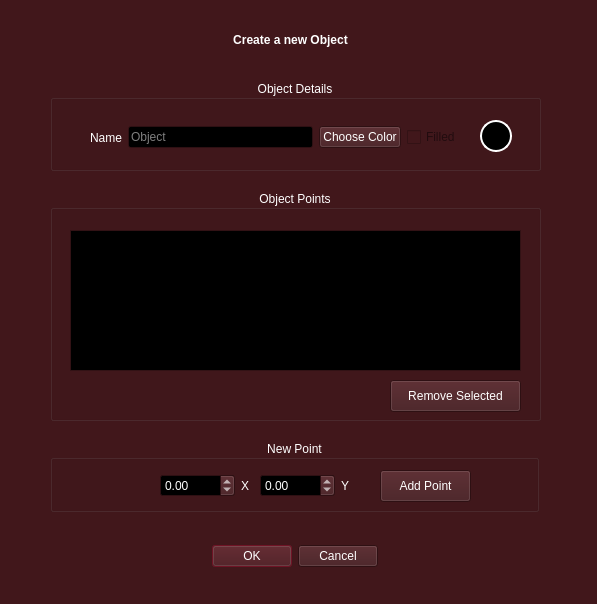
First picture: the form in SGI/view/screens/newObject.ui, repository JVSutter/Sistema-Grafico-Interativo, before the edit.
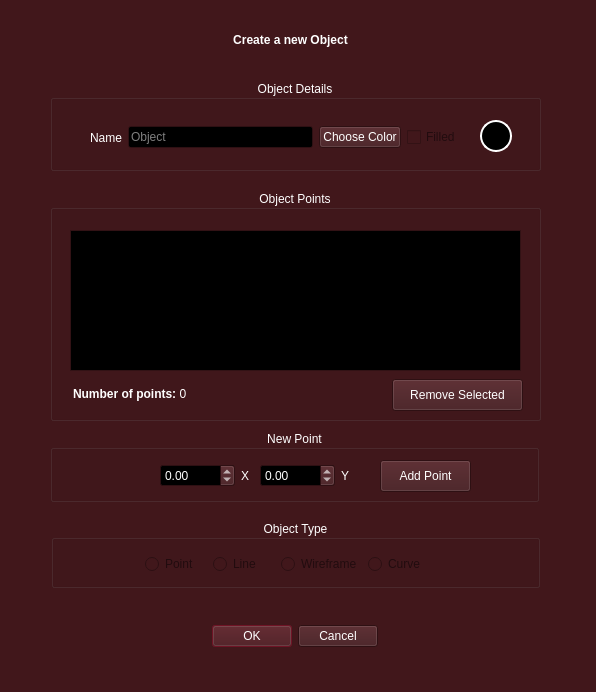
Second picture: the form after the edit.

Commit message: adicionada curva na interface de criação

The edit to the form file:
```diff
--- a/SGI/view/screens/newObject.ui
+++ b/SGI/view/screens/newObject.ui
@@ -6,8 +6,8 @@
    <rect>
     <x>0</x>
     <y>0</y>
-    <width>597</width>
-    <height>604</height>
+    <width>596</width>
+    <height>692</height>
    </rect>
   </property>
   <property name="palette">
@@ -573,8 +573,8 @@
    <widget class="QPushButton" name="removeButton">
     <property name="geometry">
      <rect>
-      <x>340</x>
-      <y>190</y>
+      <x>342</x>
+      <y>189</y>
       <width>131</width>
       <height>32</height>
      </rect>
@@ -593,6 +593,19 @@
      </rect>
     </property>
    </widget>
+   <widget class="QLabel" name="numPoints">
+    <property name="geometry">
+     <rect>
+      <x>23</x>
+      <y>196</y>
+      <width>186</width>
+      <height>16</height>
+     </rect>
+    </property>
+    <property name="text">
+     <string>&lt;html&gt;&lt;head/&gt;&lt;body&gt;&lt;p&gt;&lt;span style=&quot; font-weight:700;&quot;&gt;Number of points:&lt;/span&gt; 0&lt;/p&gt;&lt;/body&gt;&lt;/html&gt;</string>
+    </property>
+   </widget>
   </widget>
   <widget class="QGroupBox" name="groupBox_3">
    <property name="geometry">
@@ -691,7 +704,7 @@
    <property name="geometry">
     <rect>
      <x>50</x>
-     <y>540</y>
+     <y>620</y>
      <width>489</width>
      <height>32</height>
     </rect>
@@ -716,7 +729,7 @@
    <property name="geometry">
     <rect>
      <x>50</x>
-     <y>440</y>
+     <y>430</y>
      <width>489</width>
      <height>72</height>
     </rect>
@@ -817,6 +830,80 @@
     </layout>
    </widget>
   </widget>
+  <widget class="QGroupBox" name="groupBox_4">
+   <property name="geometry">
+    <rect>
+     <x>51</x>
+     <y>520</y>
+     <width>489</width>
+     <height>68</height>
+    </rect>
+   </property>
+   <property name="maximumSize">
+    <size>
+     <width>16777215</width>
+     <height>72</height>
+    </size>
+   </property>
+   <property name="title">
+    <string>Object Type</string>
+   </property>
+   <property name="alignment">
+    <set>Qt::AlignmentFlag::AlignCenter</set>
+   </property>
+   <widget class="QWidget" name="">
+    <property name="geometry">
+     <rect>
+      <x>94</x>
+      <y>34</y>
+      <width>285</width>
+      <height>20</height>
+     </rect>
+    </property>
+    <layout class="QHBoxLayout" name="horizontalLayout_5">
+     <item>
+      <widget class="QRadioButton" name="pointRadio">
+       <property name="enabled">
+        <bool>false</bool>
+       </property>
+       <property name="text">
+        <string>Point</string>
+       </property>
+      </widget>
+     </item>
+     <item>
+      <widget class="QRadioButton" name="lineRadio">
+       <property name="enabled">
+        <bool>false</bool>
+       </property>
+       <property name="text">
+        <string>Line</string>
+       </property>
+      </widget>
+     </item>
+     <item>
+      <widget class="QRadioButton" name="wireframeRadio">
+       <property name="enabled">
+        <bool>false</bool>
+       </property>
+       <property name="text">
+        <string>Wireframe</string>
+       </property>
+      </widget>
+     </item>
+     <item>
+      <widget class="QRadioButton" name="curveRadio">
+       <property name="enabled">
+        <bool>false</bool>
+       </property>
+       <property name="text">
+        <string>Curve</string>
+       </property>
+      </widget>
+     </item>
+    </layout>
+   </widget>
+  </widget>
  </widget>
  <resources/>
  <connections>
```
The commit also changes 1 other file.
